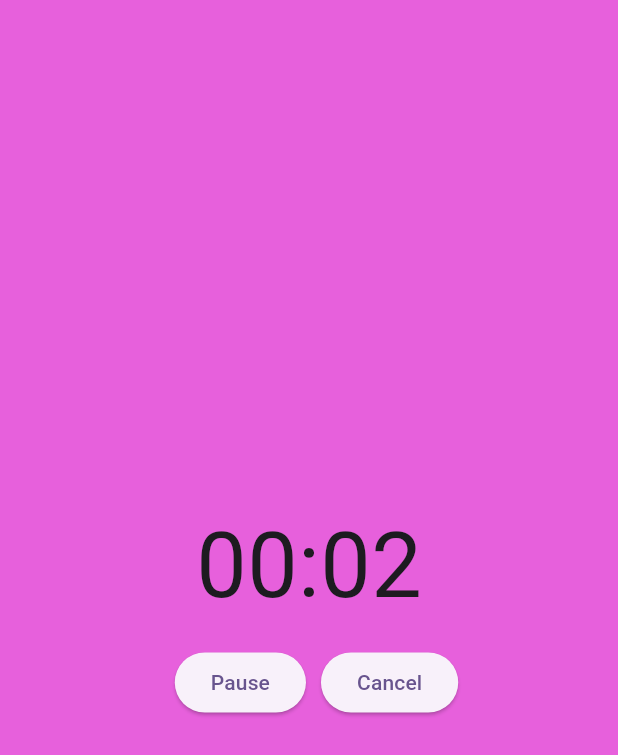
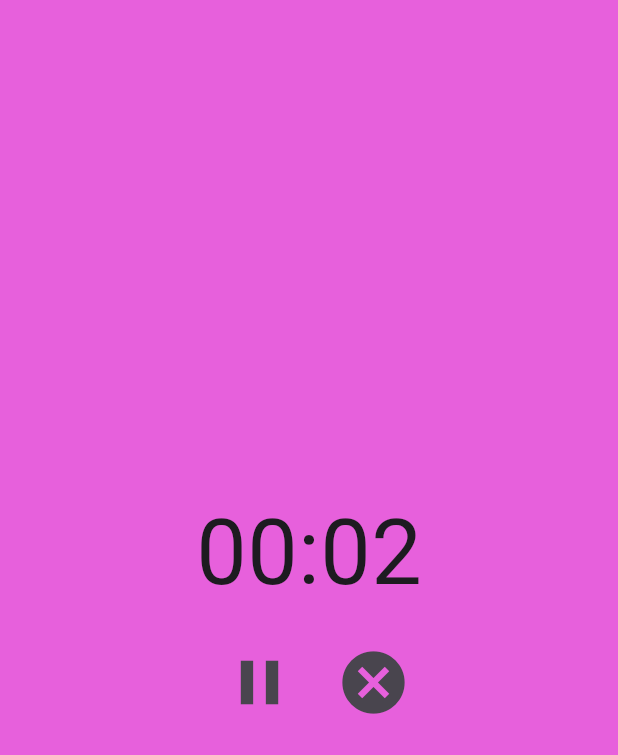
Before and after one commit to pipluppers/pododoro, a Flutter app: the screen it shows after launch, after a tap on "Start", on a phone screen of 412 x 824 dp. Shown: the top 755 px of the screen. Run offline on Flutter 3.47's test engine with Material 3 defaults, Android fonts, the light colour scheme and no system bars.

Commit message:
Add icon buttons for pause/resume/cancel

```diff
--- a/lib/features/pododoro_timer.dart
+++ b/lib/features/pododoro_timer.dart
@@ -20,7 +20,9 @@ class _PododoroTimerState extends State<PododoroTimer> {
   bool _isTimerVisible = false;
   bool _areTimerButtonsVisible = false;
   double _timerOpacity = 1.0;
-  String _pauseButtonText = "Pause";
+
+  IconData _pauseResumeIcon = Icons.pause;
+  final ButtonStyle _iconButtonStyle = const ButtonStyle(iconSize: WidgetStatePropertyAll(50));
 
   /// Creates a timer object based on the remaining seconds.
   Timer _createMainTimer() {
@@ -54,11 +56,11 @@ class _PododoroTimerState extends State<PododoroTimer> {
   /// Pause the main timer if it is active. Otherwise, resume the main timer.
   void _pauseTimer() {
     setState(() {
-      if (_pauseButtonText == "Pause") {
-        _pauseButtonText = "Resume";
+      if (_pauseResumeIcon == Icons.pause) {
+        _pauseResumeIcon = Icons.play_arrow_rounded;
         _mainTimer?.cancel();
       } else {
-        _pauseButtonText = "Pause";
+        _pauseResumeIcon = Icons.pause;
 
         if (_remainingSeconds > 0) {
           _mainTimer = _createMainTimer();
@@ -86,7 +88,7 @@ class _PododoroTimerState extends State<PododoroTimer> {
       _isStartButtonVisible = false;
       _isTimerVisible = true;
       _areTimerButtonsVisible = true;
-      _pauseButtonText = "Pause";
+      _pauseResumeIcon = Icons.pause;
       _remainingSeconds = widget.seconds;
       _remainingMinutes = widget.minutes;
 
@@ -144,14 +146,16 @@ class _PododoroTimerState extends State<PododoroTimer> {
               children: <Widget>[
               Container(
                 margin: const EdgeInsets.all(10),
-                child: ElevatedButton(
+                child: IconButton(
                   onPressed: () => _remainingSeconds > 0 ? _pauseTimer() : null,
-                  child: Text(_pauseButtonText),
-                ),
+                  icon: Icon(_pauseResumeIcon),
+                  style: _iconButtonStyle
+                )
               ),
-              ElevatedButton(
+              IconButton(
                 onPressed: () => _cancelTimer(),
-                child: const Text("Cancel")
+                icon: const Icon(Icons.cancel),
+                style: _iconButtonStyle
               ),
               ],
             )
```
